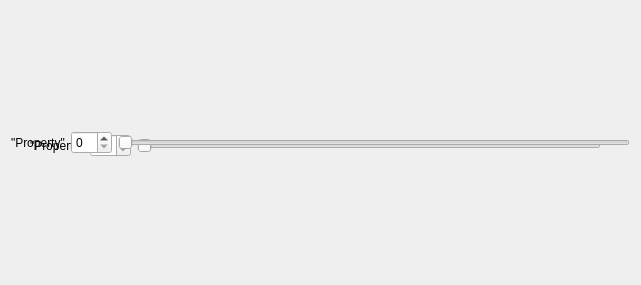
The window that Evolution_1/Frontend/startscreen/propertyslider.ui (Natali124/Evolution-Simulator) describes before a commit, drawn with Qt 5.
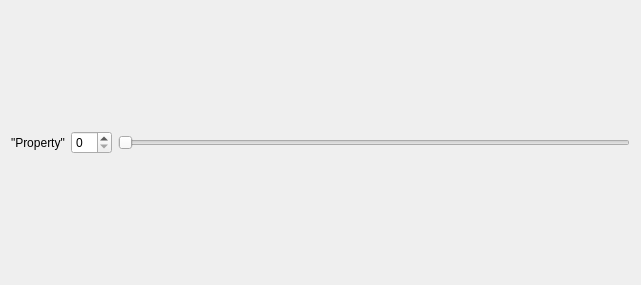
The same window after the commit.

```diff
--- a/Evolution_1/Frontend/startscreen/propertyslider.ui
+++ b/Evolution_1/Frontend/startscreen/propertyslider.ui
@@ -13,45 +13,6 @@
   <property name="windowTitle">
    <string>Form</string>
   </property>
-  <widget class="QWidget" name="horizontalLayoutWidget">
-   <property name="geometry">
-    <rect>
-     <x>30</x>
-     <y>50</y>
-     <width>571</width>
-     <height>191</height>
-    </rect>
-   </property>
-   <layout class="QHBoxLayout" name="horizontalLayout">
-    <item>
-     <widget class="QLabel" name="Label">
-      <property name="text">
-       <string>&quot;Property&quot;</string>
-      </property>
-     </widget>
-    </item>
-    <item>
-     <widget class="QSpinBox" name="SpinBox">
-      <property name="stepType">
-       <enum>QAbstractSpinBox::DefaultStepType</enum>
-      </property>
-      <property name="value">
-       <number>0</number>
-      </property>
-      <property name="displayIntegerBase">
-       <number>10</number>
-      </property>
-     </widget>
-    </item>
-    <item>
-     <widget class="QSlider" name="Slider">
-      <property name="orientation">
-       <enum>Qt::Horizontal</enum>
-      </property>
-     </widget>
-    </item>
-   </layout>
-  </widget>
   <layout class="QHBoxLayout" name="horizontalLayout_2">
    <item>
     <layout class="QHBoxLayout" name="horizontalLayout">
```
Left out of the diff: 35 changed lines with no effect on the pictures.
